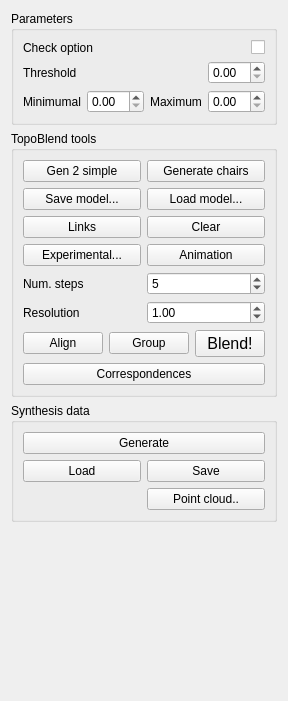
Old version of the form topo-blend/topo_blend_widget.ui in the repository ialhashim/topo-blend.
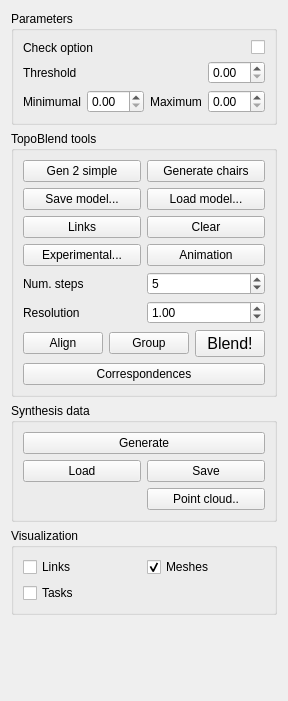
New version of the form. Icons and pictures are not drawn.

```diff
--- a/topo-blend/topo_blend_widget.ui
+++ b/topo-blend/topo_blend_widget.ui
@@ -321,6 +321,48 @@
      </layout>
     </widget>
    </item>
+   <item>
+    <widget class="QGroupBox" name="groupBox">
+     <property name="title">
+      <string>Visualization</string>
+     </property>
+     <layout class="QGridLayout" name="gridLayout_5">
+      <item row="0" column="0">
+       <widget class="QCheckBox" name="linksViz">
+        <property name="text">
+         <string>Links</string>
+        </property>
+        <attribute name="buttonGroup">
+         <string notr="true">vizButtonGroup</string>
+        </attribute>
+       </widget>
+      </item>
+      <item row="0" column="1">
+       <widget class="QCheckBox" name="meshViz">
+        <property name="text">
+         <string>Meshes</string>
+        </property>
+        <property name="checked">
+         <bool>true</bool>
+        </property>
+        <attribute name="buttonGroup">
+         <string notr="true">vizButtonGroup</string>
+        </attribute>
+       </widget>
+      </item>
+      <item row="1" column="0">
+       <widget class="QCheckBox" name="tasksViz">
+        <property name="text">
+         <string>Tasks</string>
+        </property>
+        <attribute name="buttonGroup">
+         <string notr="true">vizButtonGroup</string>
+        </attribute>
+       </widget>
+      </item>
+     </layout>
+    </widget>
+   </item>
    <item>
     <spacer name="verticalSpacer">
      <property name="orientation">
```
Left out of the diff: 7 changed lines with no effect on the pictures.
